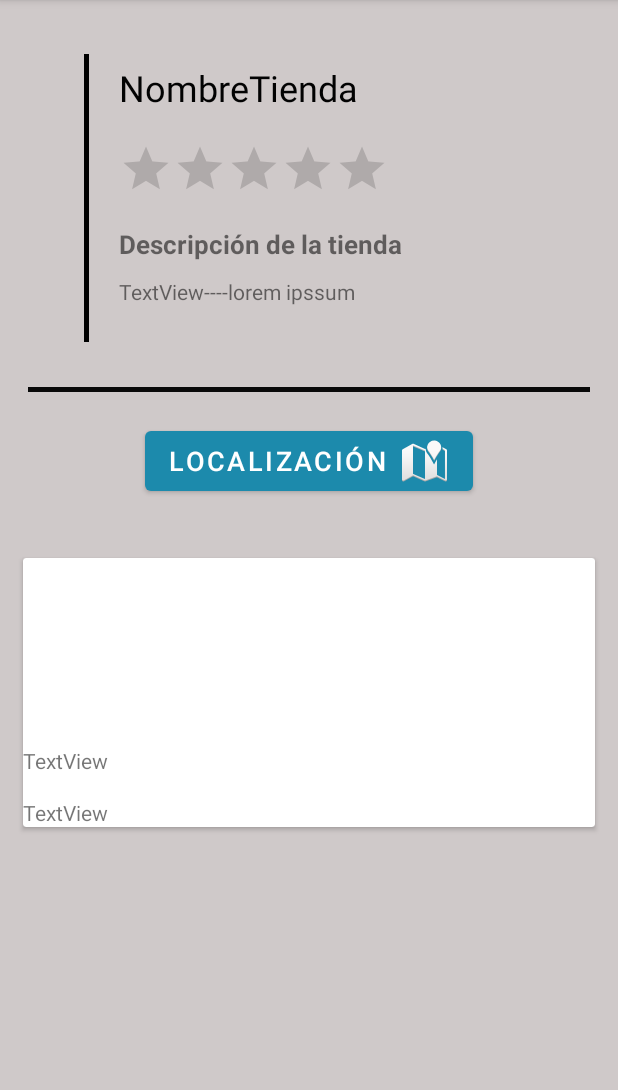
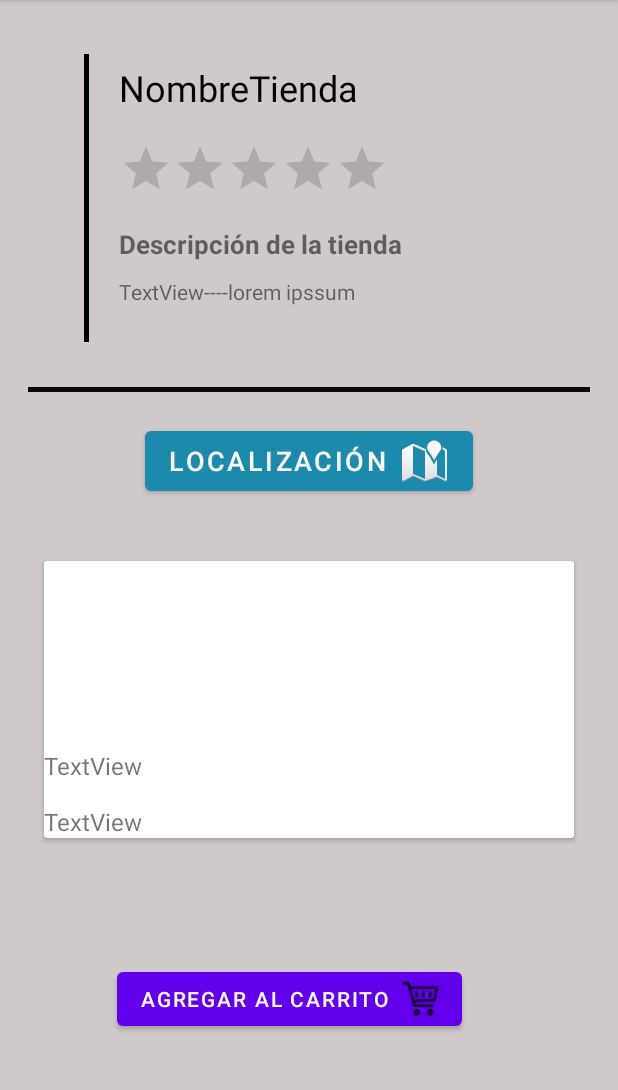
Before and after one commit to juanca172/ProyectoSalesInstantantly, an Android app: the VisualizacionTiendasView screen opened directly, with no data from a screen before it, on a phone screen of 412 x 824 dp, the part 84-1174 px from its top. Run offline under Robolectric (Android 15) with nearby library versions, the phone set to English and light mode, and no system bars; 4 statements that could not run were skipped.

Commit message:
Se agrego un nuevo icono hice un pequeño ajuste en la vista visualizacion tiendas view todo funciona

```diff
--- a/app/src/main/AndroidManifest.xml
+++ b/app/src/main/AndroidManifest.xml
@@ -42,7 +42,6 @@
         <activity android:name=".PaginaInicialView">
             <intent-filter>
                 <action android:name="android.intent.action.MAIN" />
-
                 <category android:name="android.intent.category.LAUNCHER" />
             </intent-filter>
         </activity>
--- a/app/src/main/java/com/example/proyectosalesinstantly/VisualizacionTiendasView.java
+++ b/app/src/main/java/com/example/proyectosalesinstantly/VisualizacionTiendasView.java
@@ -73,13 +73,10 @@ public class VisualizacionTiendasView extends AppCompatActivity {
 
         }
     }
-
-
     public void goToMap(View view) {
         Intent i = new Intent(this, MapsActivity.class);
         i.putExtra("latitud",latitud);
         i.putExtra("longitud", longitud);
-
         startActivity(i);
     }
 
@@ -98,7 +95,6 @@ public class VisualizacionTiendasView extends AppCompatActivity {
                 } catch (IOException e) {
                     e.printStackTrace();
                 }
-
                 //Toast.makeText(VisualizacionTiendasView.this, "latitud:" + location.getLatitude() + "\n longitud_ "+ location.getLongitude(), Toast.LENGTH_SHORT ).show();
             }
             @Override
--- a/app/src/main/res/layout/activity_visualizacion_tiendas_view.xml
+++ b/app/src/main/res/layout/activity_visualizacion_tiendas_view.xml
@@ -138,11 +138,11 @@
         android:layout_marginTop="23dp">
 
         <ScrollView
-            android:layout_width="match_parent"
-            android:layout_height="match_parent"
+            android:layout_width="384dp"
+            android:layout_height="283dp"
+            android:layout_marginBottom="84dp"
             app:layout_constraintBottom_toBottomOf="parent"
             app:layout_constraintEnd_toEndOf="parent"
-            app:layout_constraintHorizontal_bias="0.0"
             app:layout_constraintStart_toStartOf="parent">
 
             <androidx.cardview.widget.CardView
@@ -178,7 +178,8 @@
                             android:layout_gravity="center_vertical"
                             android:layout_marginBottom="15dp"
                             android:gravity="center_vertical"
-                            android:text="TextView" />
+                            android:text="TextView"
+                            android:textSize="16sp" />
 
                         <TextView
                             android:id="@+id/tvDescripcionProductoCardVIEW"
@@ -186,7 +187,8 @@
                             android:layout_height="wrap_content"
                             android:layout_gravity="center_vertical"
                             android:gravity="center_vertical"
-                            android:text="TextView" />
+                            android:text="TextView"
+                            android:textSize="16sp" />
 
                     </LinearLayout>
 
@@ -198,6 +200,18 @@
 
         </ScrollView>
 
+        <Button
+            android:id="@+id/button3"
+            android:layout_width="wrap_content"
+            android:layout_height="wrap_content"
+            android:layout_marginEnd="104dp"
+            android:layout_marginRight="104dp"
+            android:layout_marginBottom="36dp"
+            android:drawableRight="@drawable/carro"
+            android:text="Agregar al carrito"
+            app:layout_constraintBottom_toBottomOf="parent"
+            app:layout_constraintEnd_toEndOf="parent" />
+
 
     </androidx.constraintlayout.widget.ConstraintLayout>
 
```
Also changed, not shown: app/src/main/res/drawable/carro.png (added).
